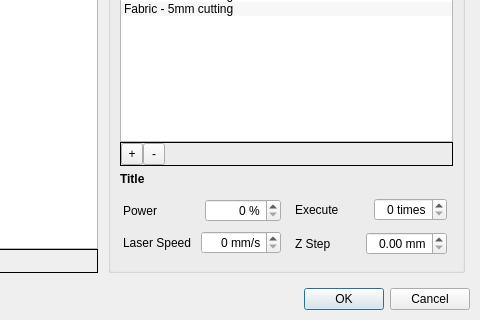
Above: src/windows/preset-manager.ui from flux3dp/swiftray before the change; both pictures show x 275 to 755 and y 126 to 446 of the 755 by 446 pixel window. Below: the same form after it.
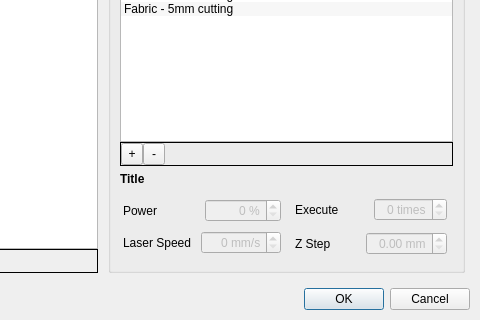
That is the form after the change.

Commit message: Adjust preset manager UI and support change preset

What changed in the file:
```diff
--- a/src/windows/preset-manager.ui
+++ b/src/windows/preset-manager.ui
@@ -401,6 +401,9 @@
               </item>
               <item>
                <widget class="QSpinBox" name="powerSpinBox">
+                <property name="enabled">
+                 <bool>false</bool>
+                </property>
                 <property name="alignment">
                  <set>Qt::AlignRight|Qt::AlignTrailing|Qt::AlignVCenter</set>
                 </property>
@@ -425,6 +428,9 @@
               </item>
               <item>
                <widget class="QSpinBox" name="speedSpinBox">
+                <property name="enabled">
+                 <bool>false</bool>
+                </property>
                 <property name="alignment">
                  <set>Qt::AlignRight|Qt::AlignTrailing|Qt::AlignVCenter</set>
                 </property>
@@ -477,6 +483,9 @@
               </item>
               <item>
                <widget class="QSpinBox" name="repeatSpinBox">
+                <property name="enabled">
+                 <bool>false</bool>
+                </property>
                 <property name="alignment">
                  <set>Qt::AlignRight|Qt::AlignTrailing|Qt::AlignVCenter</set>
                 </property>
@@ -510,6 +519,9 @@
               </item>
               <item>
                <widget class="QDoubleSpinBox" name="stepHeightSpinBox">
+                <property name="enabled">
+                 <bool>false</bool>
+                </property>
                 <property name="alignment">
                  <set>Qt::AlignRight|Qt::AlignTrailing|Qt::AlignVCenter</set>
                 </property>
```
The commit also changes 5 other files.
